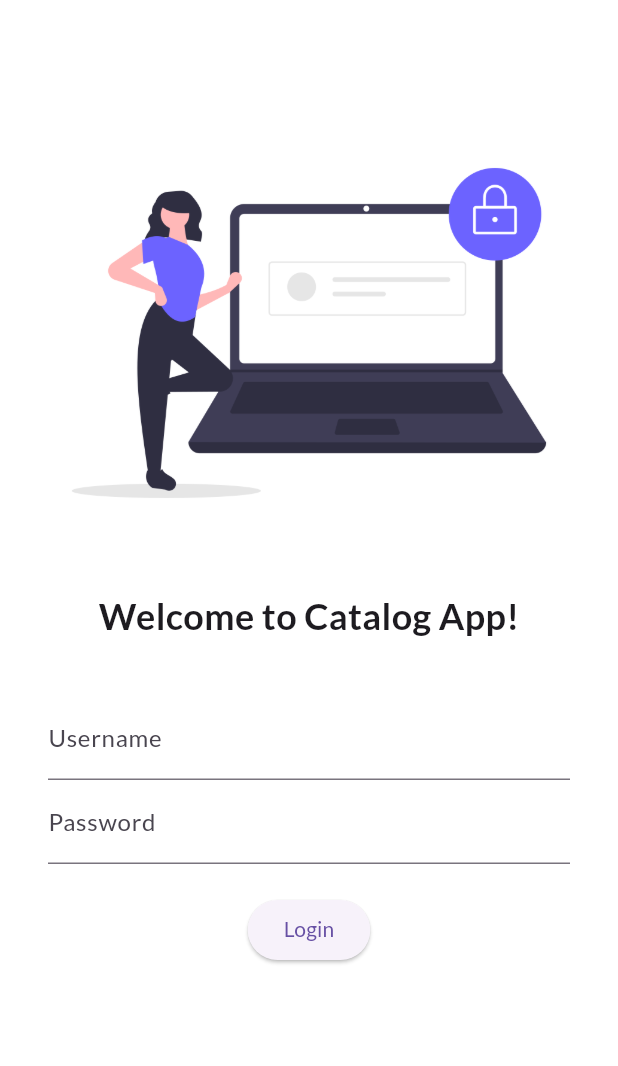
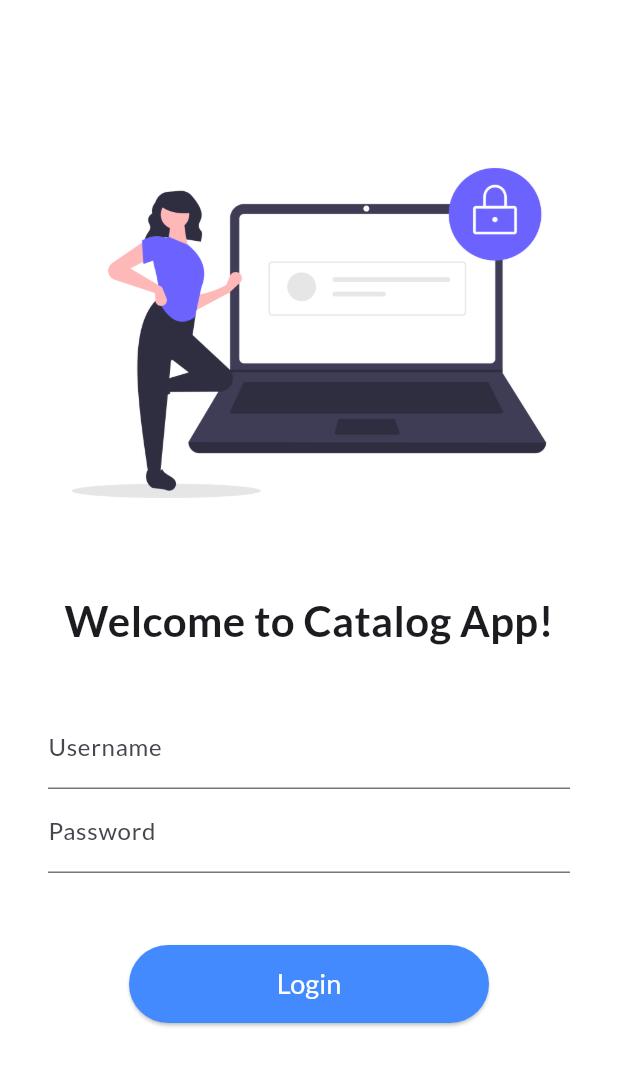
Before and after one commit to rehmanshafiq/flutter_basics, a Flutter app: the screen it shows after launch, on a phone screen of 412 x 824 dp. Shown: the top 1066 px of the screen. Run offline on Flutter 3.47's test engine with Material 3 defaults, Android fonts, the phone set to English and light mode, and no system bars; our stand-ins replace google_fonts.

```diff
--- a/lib/main.dart
+++ b/lib/main.dart
@@ -1,6 +1,7 @@
 import 'package:flutter/material.dart';
 import 'package:flutter_learning/screens/LoginScreen.dart';
 import 'package:flutter_learning/screens/home_screen.dart';
+import 'package:flutter_learning/routes/routes.dart';
 import 'package:google_fonts/google_fonts.dart';
 
 void main() {
@@ -19,11 +20,12 @@ class MyApp extends StatelessWidget {
         primarySwatch: Colors.deepPurple,
         fontFamily: GoogleFonts.lato().fontFamily
       ),
+      debugShowCheckedModeBanner: false,
       initialRoute: "/",
       routes: {
         "/": (context) => Loginscreen(),
-        "/home": (context) => HomeScreen(),
-        "/login": (context) => Loginscreen()
+        CatalogAppRoutes.homeRoute: (context) => HomeScreen(),
+        CatalogAppRoutes.loginRoute: (context) => Loginscreen()
       },
     );
   }
--- /dev/null
+++ b/lib/routes/routes.dart
@@ -0,0 +1,4 @@
+class CatalogAppRoutes {
+  static String loginRoute = "/login";
+  static String homeRoute = "/home";
+}
--- a/lib/screens/LoginScreen.dart
+++ b/lib/screens/LoginScreen.dart
@@ -1,4 +1,5 @@
 import 'package:flutter/material.dart';
+import 'package:flutter_learning/routes/routes.dart';
 
 class Loginscreen extends StatelessWidget {
   const Loginscreen({super.key});
@@ -7,6 +8,7 @@ class Loginscreen extends StatelessWidget {
   Widget build(BuildContext context) {
     return Material(
         color: Colors.white,
+        child: SingleChildScrollView(
           child: Column(
             children: [
               SizedBox(height: 80.0,),
@@ -18,7 +20,7 @@ class Loginscreen extends StatelessWidget {
               Text(
                 "Welcome to Catalog App!",
                 style: TextStyle(
-                  fontSize: 24,
+                    fontSize: 28,
                     fontWeight: FontWeight.bold
                 ),
               ),
@@ -40,19 +42,29 @@ class Loginscreen extends StatelessWidget {
                           labelText: "Password"
                       ),
                     ),
-                  SizedBox(height: 20.0,),
+                    SizedBox(height: 48.0,),
                     ElevatedButton(
                       onPressed: () {
-
+                        Navigator.pushNamed(context, CatalogAppRoutes.homeRoute);
                       },
-                    child: Text("Login"),
-                    style: TextButton.styleFrom(),
+                      child: Text(
+                          "Login",
+                        style: TextStyle(
+                          color: Colors.white,
+                          fontSize: 18
+                        ),
+                      ),
+                      style: TextButton.styleFrom(
+                        minimumSize: Size(240, 52),
+                        backgroundColor: Colors.blueAccent
+                      ),
                     )
                   ],
                 ),
               )
             ],
-        )
+          ),
+        ),
     );
   }
 }
--- a/lib/screens/home_screen.dart
+++ b/lib/screens/home_screen.dart
@@ -10,7 +10,12 @@ class HomeScreen extends StatelessWidget {
 
     return Scaffold(
       appBar: AppBar(
-        title: Text("Catalog App"),
+        title: Text(
+          "Catalog App",
+          style: TextStyle(
+          color: Colors.white
+        ),),
+        backgroundColor: Colors.blueAccent,
       ),
       body: Center(
         child: Container(
```
Lines whose indentation alone changed are shown as unchanged.
